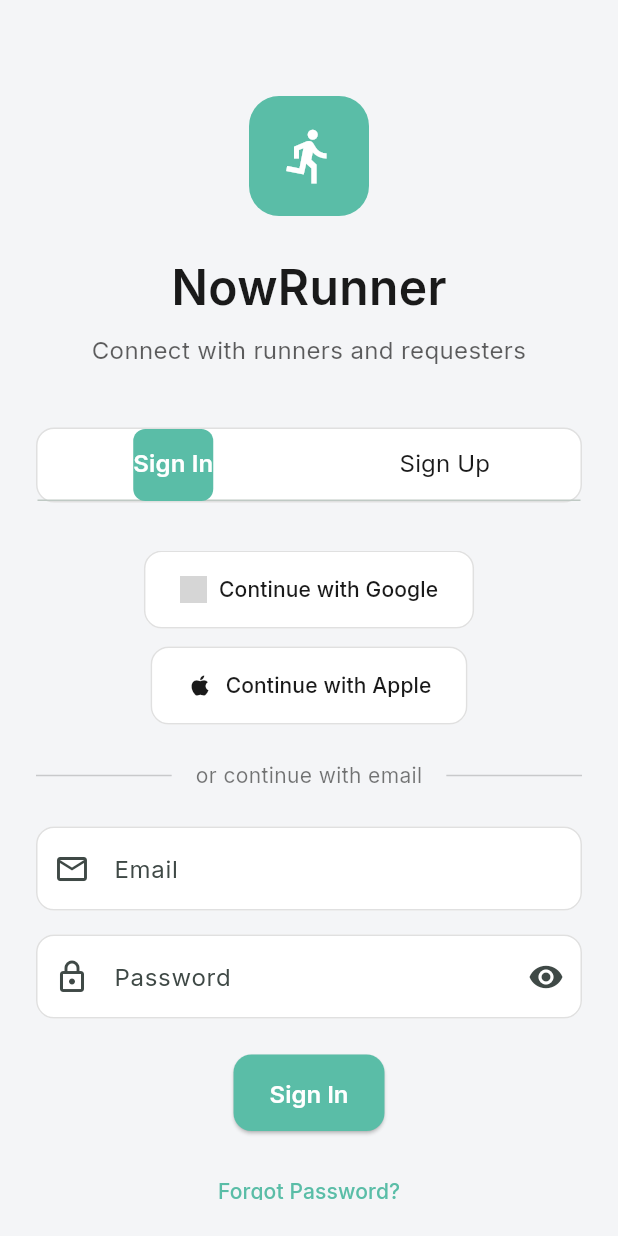
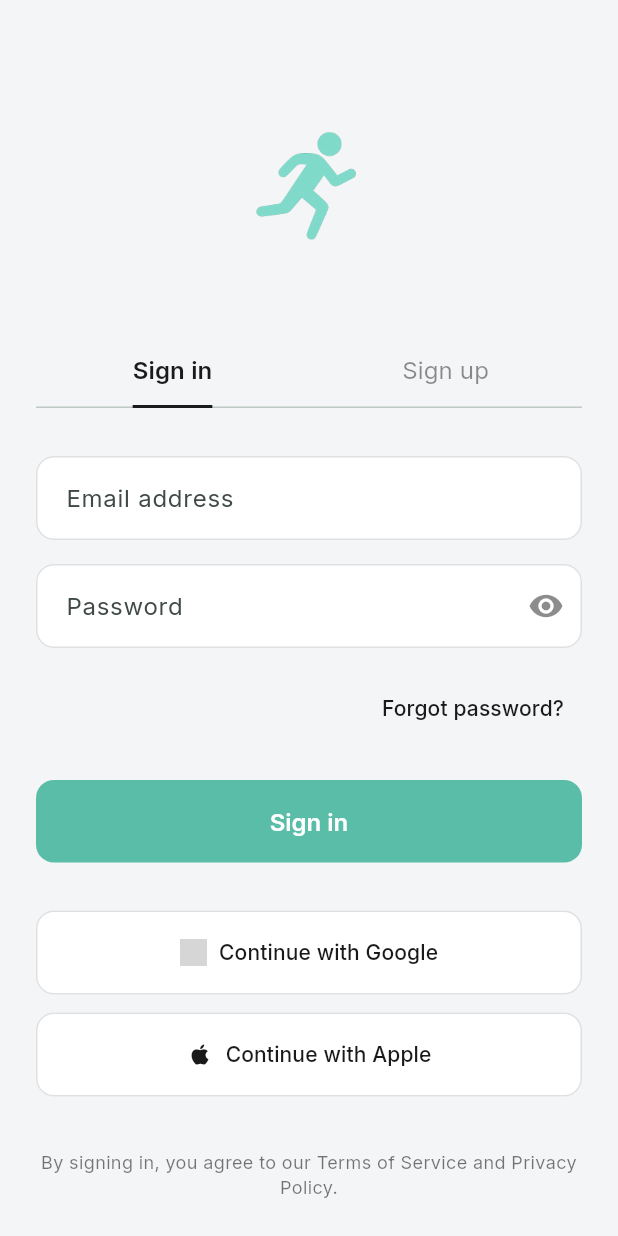
Before and after one commit to fbladimir/now-runner-app, a Flutter app: the LoginScreen screen opened directly, on a phone screen of 412 x 824 dp. Run offline on Flutter 3.47's test engine with Material 3 defaults, Android fonts, the phone set to English and light mode, and no system bars; our stand-ins replace cloud_firestore, firebase_auth, firebase_core, firebase_storage, google_fonts, image_picker; accounts and stored records are empty; grey boxes are pictures that could not be loaded.

Commit message:
fixed sign/login ui

```diff
--- a/lib/views/auth/login_screen.dart
+++ b/lib/views/auth/login_screen.dart
@@ -185,56 +185,35 @@ class _LoginScreenState extends State<LoginScreen> with SingleTickerProviderStat
           padding: const EdgeInsets.all(24.0),
           child: Column(
             children: [
-              // Logo and Title
+              // Logo and Branding
               const SizedBox(height: 40),
-              Container(
-                width: 80,
-                height: 80,
-                decoration: BoxDecoration(
-                  color: const Color(0xFF5ABDA7),
-                  borderRadius: BorderRadius.circular(20),
+              Center(
+                child: Image.asset(
+                  'assets/images/logo-self.png',
+                  height: 120,
+                  width: 120,
+                  fit: BoxFit.contain,
                 ),
-                child: const Icon(
-                  Icons.directions_run,
-                  color: Colors.white,
-                  size: 40,
-                ),
-              ),
-              const SizedBox(height: 24),
-              Text(
-                'NowRunner',
-                style: GoogleFonts.inter(
-                  fontSize: 32,
-                  fontWeight: FontWeight.w600,
-                  color: const Color(0xFF1A1A1A),
-                ),
-              ),
-              const SizedBox(height: 8),
-              Text(
-                'Connect with runners and requesters',
-                style: GoogleFonts.inter(
-                  fontSize: 16,
-                  color: const Color(0xFF1A1A1A).withOpacity(0.7),
-                ),
-                textAlign: TextAlign.center,
               ),
               const SizedBox(height: 40),
 
               // Tabs
               Container(
                 decoration: BoxDecoration(
-                  color: Colors.white,
-                  borderRadius: BorderRadius.circular(12),
-                  border: Border.all(color: const Color(0xFFE0E0E0)),
+                  color: Colors.transparent,
+                  borderRadius: BorderRadius.circular(8),
                 ),
                 child: TabBar(
                   controller: _tabController,
-                  indicator: BoxDecoration(
-                    color: const Color(0xFF5ABDA7),
-                    borderRadius: BorderRadius.circular(8),
+                  indicator: UnderlineTabIndicator(
+                    borderSide: BorderSide(
+                      color: const Color(0xFF1A1A1A),
+                      width: 2,
                     ),
-                  labelColor: Colors.white,
-                  unselectedLabelColor: const Color(0xFF1A1A1A),
+                    insets: const EdgeInsets.symmetric(horizontal: 0),
+                  ),
+                  labelColor: const Color(0xFF1A1A1A),
+                  unselectedLabelColor: const Color(0xFF1A1A1A).withOpacity(0.5),
                   labelStyle: GoogleFonts.inter(
                     fontWeight: FontWeight.w600,
                     fontSize: 16,
@@ -244,8 +223,8 @@ class _LoginScreenState extends State<LoginScreen> with SingleTickerProviderStat
                     fontSize: 16,
                   ),
                   tabs: const [
-                    Tab(text: 'Sign In'),
-                    Tab(text: 'Sign Up'),
+                    Tab(text: 'Sign in'),
+                    Tab(text: 'Sign up'),
                   ],
                 ),
               ),
@@ -257,9 +236,15 @@ class _LoginScreenState extends State<LoginScreen> with SingleTickerProviderStat
                   controller: _tabController,
                   children: [
                     // Sign In Tab
-                    _buildSignInTab(),
+                    Container(
+                      width: double.infinity,
+                      child: _buildSignInTab(),
+                    ),
                     // Sign Up Tab
-                    _buildSignUpTab(),
+                    Container(
+                      width: double.infinity,
+                      child: _buildSignUpTab(),
+                    ),
                   ],
                 ),
               ),
@@ -271,33 +256,11 @@ class _LoginScreenState extends State<LoginScreen> with SingleTickerProviderStat
   }
 
   Widget _buildSignInTab() {
-    return SingleChildScrollView(
+    return Padding(
+      padding: const EdgeInsets.symmetric(horizontal: 0),
       child: Column(
         crossAxisAlignment: CrossAxisAlignment.stretch,
         children: [
-          // Social Login Buttons
-          _buildSocialLoginButtons(),
-          const SizedBox(height: 24),
-
-          // Divider
-          Row(
-            children: [
-              Expanded(child: Divider(color: const Color(0xFF1A1A1A).withOpacity(0.2))),
-              Padding(
-                padding: const EdgeInsets.symmetric(horizontal: 16),
-                child: Text(
-                  'or continue with email',
-                  style: GoogleFonts.inter(
-                    color: const Color(0xFF1A1A1A).withOpacity(0.6),
-                    fontSize: 14,
-                  ),
-                ),
-              ),
-              Expanded(child: Divider(color: const Color(0xFF1A1A1A).withOpacity(0.2))),
-            ],
-          ),
-          const SizedBox(height: 24),
-
           // Email Login Form
           Form(
             key: _loginFormKey,
@@ -306,9 +269,23 @@ class _LoginScreenState extends State<LoginScreen> with SingleTickerProviderStat
                 TextFormField(
                   controller: _loginEmailController,
                   keyboardType: TextInputType.emailAddress,
-                  decoration: const InputDecoration(
-                    labelText: 'Email',
-                    prefixIcon: Icon(Icons.email_outlined),
+                  decoration: InputDecoration(
+                    labelText: 'Email address',
+                    border: OutlineInputBorder(
+                      borderRadius: BorderRadius.circular(12),
+                      borderSide: const BorderSide(color: Color(0xFFE0E0E0)),
+                    ),
+                    enabledBorder: OutlineInputBorder(
+                      borderRadius: BorderRadius.circular(12),
+                      borderSide: const BorderSide(color: Color(0xFFE0E0E0)),
+                    ),
+                    focusedBorder: OutlineInputBorder(
+                      borderRadius: BorderRadius.circular(12),
+                      borderSide: const BorderSide(color: Color(0xFF5ABDA7), width: 2),
+                    ),
+                    filled: true,
+                    fillColor: Colors.white,
+                    contentPadding: const EdgeInsets.symmetric(horizontal: 16, vertical: 16),
                   ),
                   validator: (value) {
                     if (value == null || value.isEmpty) {
@@ -326,10 +303,25 @@ class _LoginScreenState extends State<LoginScreen> with SingleTickerProviderStat
                   obscureText: _obscureLoginPassword,
                   decoration: InputDecoration(
                     labelText: 'Password',
-                    prefixIcon: const Icon(Icons.lock_outlined),
+                    border: OutlineInputBorder(
+                      borderRadius: BorderRadius.circular(12),
+                      borderSide: const BorderSide(color: Color(0xFFE0E0E0)),
+                    ),
+                    enabledBorder: OutlineInputBorder(
+                      borderRadius: BorderRadius.circular(12),
+                      borderSide: const BorderSide(color: Color(0xFFE0E0E0)),
+                    ),
+                    focusedBorder: OutlineInputBorder(
+                      borderRadius: BorderRadius.circular(12),
+                      borderSide: const BorderSide(color: Color(0xFF5ABDA7), width: 2),
+                    ),
+                    filled: true,
+                    fillColor: Colors.white,
+                    contentPadding: const EdgeInsets.symmetric(horizontal: 16, vertical: 16),
                     suffixIcon: IconButton(
                       icon: Icon(
                         _obscureLoginPassword ? Icons.visibility : Icons.visibility_off,
+                        color: const Color(0xFF1A1A1A).withOpacity(0.5),
                       ),
                       onPressed: () {
                         setState(() {
@@ -348,9 +340,36 @@ class _LoginScreenState extends State<LoginScreen> with SingleTickerProviderStat
                     return null;
                   },
                 ),
+                const SizedBox(height: 16),
+                Align(
+                  alignment: Alignment.centerRight,
+                  child: TextButton(
+                    onPressed: () {
+                      // TODO: Implement forgot password
+                    },
+                    child: Text(
+                      'Forgot password?',
+                      style: GoogleFonts.inter(
+                        color: const Color(0xFF1A1A1A),
+                        fontWeight: FontWeight.w500,
+                      ),
+                    ),
+                  ),
+                ),
                 const SizedBox(height: 24),
-                ElevatedButton(
+                SizedBox(
+                  width: double.infinity,
+                  child: ElevatedButton(
                     onPressed: _isLoading ? null : _signIn,
+                    style: ElevatedButton.styleFrom(
+                      backgroundColor: const Color(0xFF5ABDA7),
+                      foregroundColor: Colors.white,
+                      padding: const EdgeInsets.symmetric(vertical: 18),
+                      shape: RoundedRectangleBorder(
+                        borderRadius: BorderRadius.circular(12),
+                      ),
+                      elevation: 0,
+                    ),
                     child: _isLoading
                         ? const SizedBox(
                             height: 20,
@@ -360,23 +379,34 @@ class _LoginScreenState extends State<LoginScreen> with SingleTickerProviderStat
                               valueColor: AlwaysStoppedAnimation<Color>(Colors.white),
                             ),
                           )
-                      : const Text('Sign In'),
+                        : Text(
+                            'Sign in',
+                            style: GoogleFonts.inter(
+                              fontSize: 16,
+                              fontWeight: FontWeight.w600,
                             ),
-                const SizedBox(height: 16),
-                TextButton(
-                  onPressed: () {
-                    // TODO: Implement forgot password
-                  },
-                  child: Text(
-                    'Forgot Password?',
-                    style: GoogleFonts.inter(
-                      color: const Color(0xFF5ABDA7),
-                      fontWeight: FontWeight.w500,
                           ),
                   ),
                 ),
               ],
             ),
+          ),
+
+          const SizedBox(height: 32),
+
+          // Social Login Buttons
+          _buildSocialLoginButtons(),
+
+          const Spacer(),
+
+          // Legal Text
+          Text(
+            'By signing in, you agree to our Terms of Service and Privacy Policy.',
+            style: GoogleFonts.inter(
+              fontSize: 12,
+              color: const Color(0xFF1A1A1A).withOpacity(0.6),
+            ),
+            textAlign: TextAlign.center,
           ),
         ],
       ),
@@ -384,33 +414,11 @@ class _LoginScreenState extends State<LoginScreen> with SingleTickerProviderStat
   }
 
   Widget _buildSignUpTab() {
-    return SingleChildScrollView(
+    return Padding(
+      padding: const EdgeInsets.symmetric(horizontal: 0),
       child: Column(
         crossAxisAlignment: CrossAxisAlignment.stretch,
         children: [
-          // Social Login Buttons
-          _buildSocialLoginButtons(),
-          const SizedBox(height: 24),
-
-          // Divider
-          Row(
-            children: [
-              Expanded(child: Divider(color: const Color(0xFF1A1A1A).withOpacity(0.2))),
-              Padding(
-                padding: const EdgeInsets.symmetric(horizontal: 16),
-                child: Text(
-                  'or continue with email',
-                  style: GoogleFonts.inter(
-                    color: const Color(0xFF1A1A1A).withOpacity(0.6),
-                    fontSize: 14,
-                  ),
-                ),
-              ),
-              Expanded(child: Divider(color: const Color(0xFF1A1A1A).withOpacity(0.2))),
-            ],
-          ),
-          const SizedBox(height: 24),
-
           // Sign Up Form
           Form(
             key: _signupFormKey,
@@ -418,9 +426,23 @@ class _LoginScreenState extends State<LoginScreen> with SingleTickerProviderStat
               children: [
                 TextFormField(
                   controller: _signupNameController,
-                  decoration: const InputDecoration(
+                  decoration: InputDecoration(
                     labelText: 'Full Name',
-                    prefixIcon: Icon(Icons.person_outlined),
+                    border: OutlineInputBorder(
+                      borderRadius: BorderRadius.circular(12),
+                      borderSide: const BorderSide(color: Color(0xFFE0E0E0)),
+                    ),
+                    enabledBorder: OutlineInputBorder(
+                      borderRadius: BorderRadius.circular(12),
+                      borderSide: const BorderSide(color: Color(0xFFE0E0E0)),
+                    ),
+                    focusedBorder: OutlineInputBorder(
+                      borderRadius: BorderRadius.circular(12),
+                      borderSide: const BorderSide(color: Color(0xFF5ABDA7), width: 2),
+                    ),
+                    filled: true,
+                    fillColor: Colors.white,
+                    contentPadding: const EdgeInsets.symmetric(horizontal: 16, vertical: 16),
                   ),
                   validator: (value) {
                     if (value == null || value.isEmpty) {
@@ -433,9 +455,23 @@ class _LoginScreenState extends State<LoginScreen> with SingleTickerProviderStat
                 TextFormField(
                   controller: _signupEmailController,
                   keyboardType: TextInputType.emailAddress,
-                  decoration: const InputDecoration(
-                    labelText: 'Email',
-                    prefixIcon: Icon(Icons.email_outlined),
+                  decoration: InputDecoration(
+                    labelText: 'Email address',
+                    border: OutlineInputBorder(
+                      borderRadius: BorderRadius.circular(12),
+                      borderSide: const BorderSide(color: Color(0xFFE0E0E0)),
+                    ),
+                    enabledBorder: OutlineInputBorder(
+                      borderRadius: BorderRadius.circular(12),
+                      borderSide: const BorderSide(color: Color(0xFFE0E0E0)),
+                    ),
+                    focusedBorder: OutlineInputBorder(
+                      borderRadius: BorderRadius.circular(12),
+                      borderSide: const BorderSide(color: Color(0xFF5ABDA7), width: 2),
+                    ),
+                    filled: true,
+                    fillColor: Colors.white,
+                    contentPadding: const EdgeInsets.symmetric(horizontal: 16, vertical: 16),
                   ),
                   validator: (value) {
                     if (value == null || value.isEmpty) {
@@ -453,10 +489,25 @@ class _LoginScreenState extends State<LoginScreen> with SingleTickerProviderStat
                   obscureText: _obscureSignupPassword,
                   decoration: InputDecoration(
                     labelText: 'Password',
-                    prefixIcon: const Icon(Icons.lock_outlined),
+                    border: OutlineInputBorder(
+                      borderRadius: BorderRadius.circular(12),
+                      borderSide: const BorderSide(color: Color(0xFFE0E0E0)),
+                    ),
+                    enabledBorder: OutlineInputBorder(
+                      borderRadius: BorderRadius.circular(12),
+                      borderSide: const BorderSide(color: Color(0xFFE0E0E0)),
+                    ),
+                    focusedBorder: OutlineInputBorder(
+                      borderRadius: BorderRadius.circular(12),
+                      borderSide: const BorderSide(color: Color(0xFF5ABDA7), width: 2),
+                    ),
+                    filled: true,
+                    fillColor: Colors.white,
+                    contentPadding: const EdgeInsets.symmetric(horizontal: 16, vertical: 16),
                     suffixIcon: IconButton(
                       icon: Icon(
                         _obscureSignupPassword ? Icons.visibility : Icons.visibility_off,
+                        color: const Color(0xFF1A1A1A).withOpacity(0.5),
                       ),
                       onPressed: () {
                         setState(() {
@@ -476,8 +527,19 @@ class _LoginScreenState extends State<LoginScreen> with SingleTickerProviderStat
                   },
                 ),
                 const SizedBox(height: 24),
-                ElevatedButton(
+                SizedBox(
+                  width: double.infinity,
+                  child: ElevatedButton(
                     onPressed: _isLoading ? null : _signUp,
+                    style: ElevatedButton.styleFrom(
+                      backgroundColor: const Color(0xFF5ABDA7),
+                      foregroundColor: Colors.white,
+                      padding: const EdgeInsets.symmetric(vertical: 18),
+                      shape: RoundedRectangleBorder(
+                        borderRadius: BorderRadius.circular(12),
+                      ),
+                      elevation: 0,
+                    ),
                     child: _isLoading
                         ? const SizedBox(
                             height: 20,
@@ -487,10 +549,34 @@ class _LoginScreenState extends State<LoginScreen> with SingleTickerProviderStat
                               valueColor: AlwaysStoppedAnimation<Color>(Colors.white),
                             ),
                           )
-                      : const Text('Sign Up'),
+                        : Text(
+                            'Sign up',
+                            style: GoogleFonts.inter(
+                              fontSize: 16,
+                              fontWeight: FontWeight.w600,
+                            ),
+                          ),
+                  ),
                 ),
               ],
             ),
+          ),
+
+          const SizedBox(height: 32),
+
+          // Social Login Buttons
+          _buildSocialLoginButtons(),
+
+          const Spacer(),
+
+          // Legal Text
+          Text(
+            'By signing up, you agree to our Terms of Service and Privacy Policy.',
+            style: GoogleFonts.inter(
+              fontSize: 12,
+              color: const Color(0xFF1A1A1A).withOpacity(0.6),
+            ),
+            textAlign: TextAlign.center,
           ),
         ],
       ),
@@ -501,7 +587,9 @@ class _LoginScreenState extends State<LoginScreen> with SingleTickerProviderStat
     return Column(
       children: [
         // Google Sign In
-        OutlinedButton.icon(
+        SizedBox(
+          width: double.infinity,
+          child: OutlinedButton.icon(
             onPressed: () {
               // TODO: Implement Google Sign In
             },
@@ -524,12 +612,16 @@ class _LoginScreenState extends State<LoginScreen> with SingleTickerProviderStat
               shape: RoundedRectangleBorder(
                 borderRadius: BorderRadius.circular(12),
               ),
-            padding: const EdgeInsets.symmetric(vertical: 16, horizontal: 24),
+              padding: const EdgeInsets.symmetric(vertical: 18, horizontal: 24),
+              elevation: 0,
+            ),
           ),
         ),
         const SizedBox(height: 12),
         // Apple Sign In
-        OutlinedButton.icon(
+        SizedBox(
+          width: double.infinity,
+          child: OutlinedButton.icon(
             onPressed: () {
               // TODO: Implement Apple Sign In
             },
@@ -547,7 +639,9 @@ class _LoginScreenState extends State<LoginScreen> with SingleTickerProviderStat
               shape: RoundedRectangleBorder(
                 borderRadius: BorderRadius.circular(12),
               ),
-            padding: const EdgeInsets.symmetric(vertical: 16, horizontal: 24),
+              padding: const EdgeInsets.symmetric(vertical: 18, horizontal: 24),
+              elevation: 0,
+            ),
           ),
         ),
       ],
```
Lines whose indentation alone changed are shown as unchanged.
